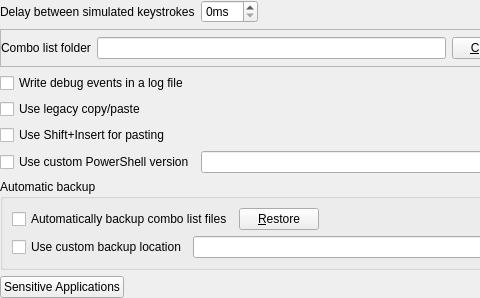
Above: Beeftext/Preferences/Panes/PrefPaneAdvanced.ui from xmichelo/Beeftext before the change; both pictures show x 0 to 480 and y 0 to 298 of the 705 by 298 pixel window. Below: the same form after it.
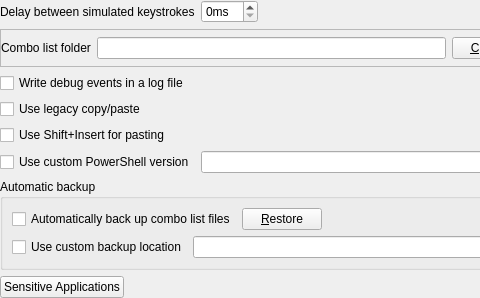
That is the form after the change.

The edit to the form file:
```diff
--- a/Beeftext/Preferences/Panes/PrefPaneAdvanced.ui
+++ b/Beeftext/Preferences/Panes/PrefPaneAdvanced.ui
@@ -179,7 +179,7 @@
         <item>
          <widget class="QCheckBox" name="checkAutoBackup">
           <property name="text">
-           <string>Automatically backup combo list files</string>
+           <string>Automatically back up combo list files</string>
           </property>
          </widget>
         </item>
```
